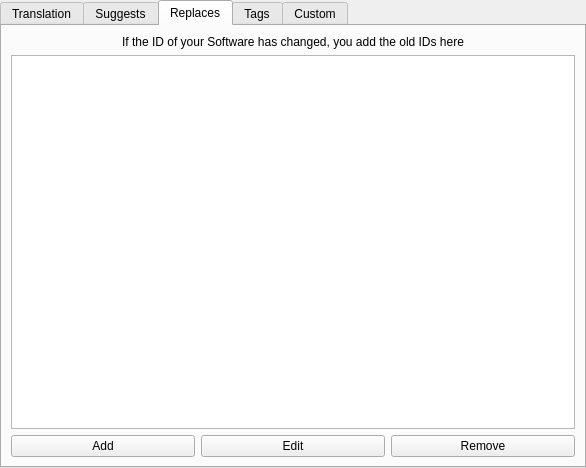
Qt form jdAppStreamEdit/ui/AdvancedWidget.ui (JakobDev/jdAppStreamEdit) before a commit.
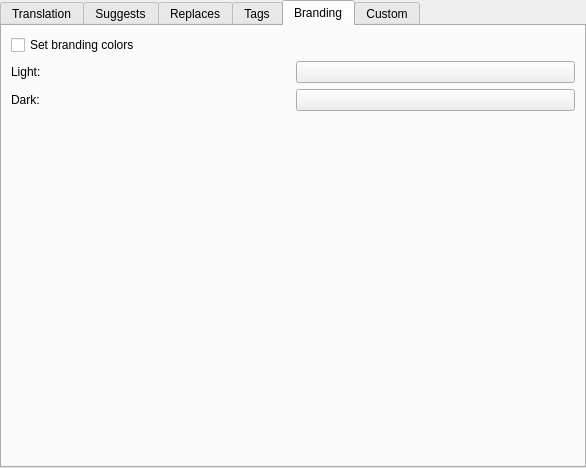
The same form after that commit.

Commit message: Add support for branding colors

Patch:
```diff
--- a/jdAppStreamEdit/ui/AdvancedWidget.ui
+++ b/jdAppStreamEdit/ui/AdvancedWidget.ui
@@ -29,7 +29,7 @@
    <item>
     <widget class="QTabWidget" name="tab_widget">
      <property name="currentIndex">
-      <number>2</number>
+      <number>4</number>
      </property>
      <widget class="QWidget" name="translation_tab">
       <attribute name="title">
@@ -227,6 +227,65 @@
        </item>
       </layout>
      </widget>
+     <widget class="QWidget" name="tab_2">
+      <attribute name="title">
+       <string>Branding</string>
+      </attribute>
+      <layout class="QVBoxLayout" name="verticalLayout_7">
+       <item>
+        <widget class="QCheckBox" name="branding_colors_check_box">
+         <property name="text">
+          <string>Set branding colors</string>
+         </property>
+        </widget>
+       </item>
+       <item>
+        <layout class="QGridLayout" name="branding_colors_layout">
+         <item row="0" column="0">
+          <widget class="QLabel" name="label_6">
+           <property name="text">
+            <string extracomment="Theme">Light:</string>
+           </property>
+          </widget>
+         </item>
+         <item row="0" column="1">
+          <widget class="QPushButton" name="light_branding_color_button">
+           <property name="text">
+            <string notr="true"/>
+           </property>
+          </widget>
+         </item>
+         <item row="1" column="0">
+          <widget class="QLabel" name="label_7">
+           <property name="text">
+            <string extracomment="Theme">Dark:</string>
+           </property>
+          </widget>
+         </item>
+         <item row="1" column="1">
+          <widget class="QPushButton" name="dark_branding_color_button">
+           <property name="text">
+            <string notr="true"/>
+           </property>
+          </widget>
+         </item>
+        </layout>
+       </item>
+       <item>
+        <spacer name="verticalSpacer">
+         <property name="orientation">
+          <enum>Qt::Vertical</enum>
+         </property>
+         <property name="sizeHint" stdset="0">
+          <size>
+           <width>20</width>
+           <height>40</height>
+          </size>
+         </property>
+        </spacer>
+       </item>
+      </layout>
+     </widget>
      <widget class="QWidget" name="custom_tab">
       <attribute name="title">
        <string>Custom</string>
```
The commit also changes 4 other files.
